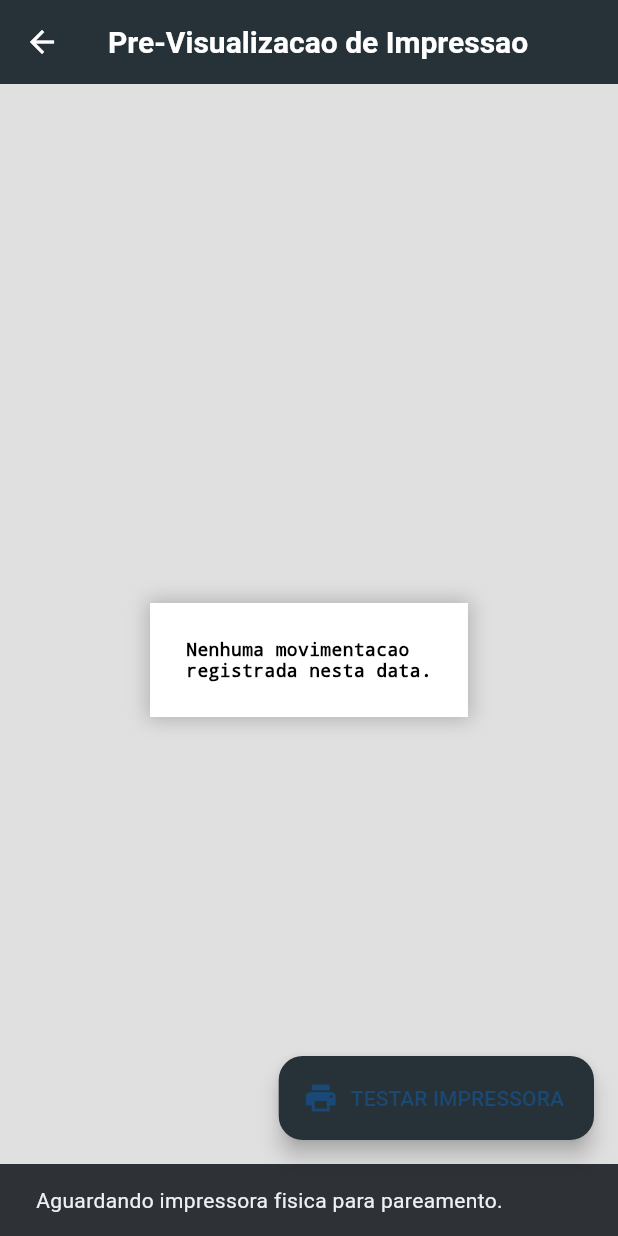
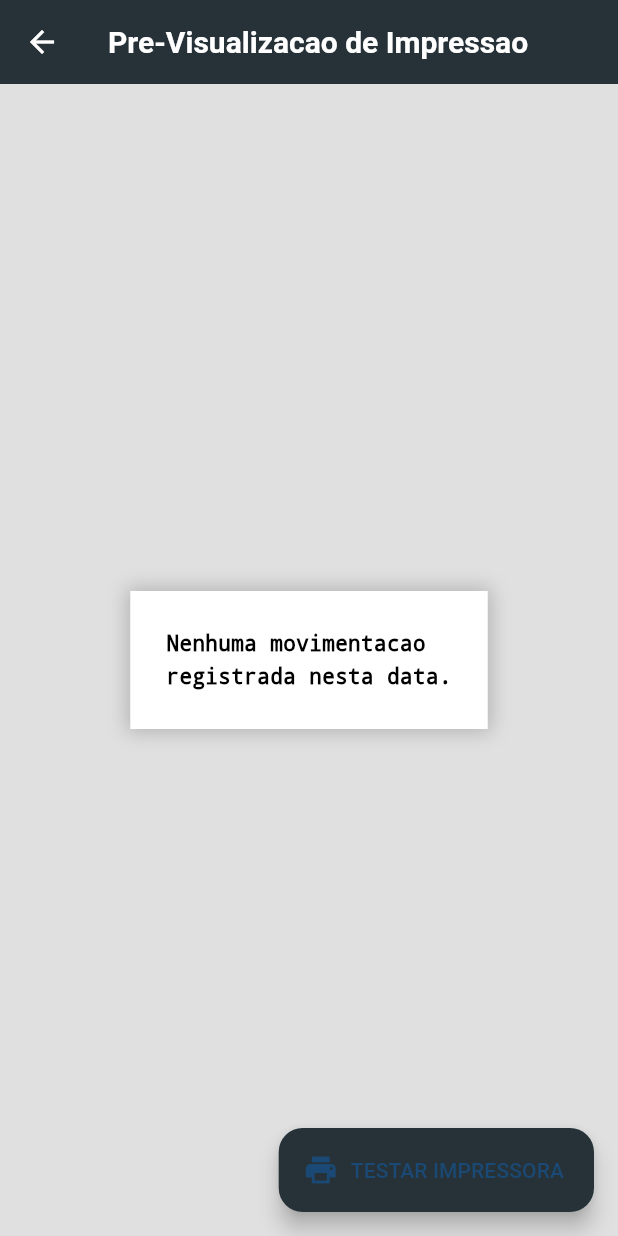
Before and after one commit to YuriMandina/boi_delivery_app, a Flutter app: the RelatorioScreen screen opened directly with empty values, after a tap on "TESTAR IMPRESSORA", on a phone screen of 412 x 824 dp. Run offline on Flutter 3.47's test engine with Material 3 defaults, Android fonts, the phone set to English and light mode, and no system bars; our stand-ins replace sqflite; accounts and stored records are empty.

Commit message:
feat: Melhorar a geração de relatórios com suporte a frações e formatação aprimorada

```diff
--- a/lib/screens/relatorio_screen.dart
+++ b/lib/screens/relatorio_screen.dart
@@ -2,6 +2,7 @@ import 'package:flutter/material.dart';
 import 'package:intl/intl.dart';
 import 'dart:math';
 import '../database/db_helper.dart';
+import '../utils/formatters.dart';
 
 class RelatorioScreen extends StatefulWidget {
   final DateTime dataRelatorio;
@@ -17,22 +18,22 @@ class _RelatorioScreenState extends State<RelatorioScreen> {
   bool isLoading = true;
   String reciboTexto = "";
 
+  // Arquitetura de Layout: 48 Colunas
+  final int _maxColunas = 48;
+
   @override
   void initState() {
     super.initState();
     _gerarRelatorio();
   }
 
-  // --- NOVO: Função que ensina o Dart a ler frações em texto ---
   double _parsePecas(String texto) {
     if (texto.isEmpty) return 0.0;
     texto = texto.toLowerCase().replaceAll(',', '.').trim();
 
-    // 1. Tenta conversão direta primeiro (ex: "2" ou "2.5")
     double? valorDireto = double.tryParse(texto);
     if (valorDireto != null) return valorDireto;
 
-    // 2. Processa frações com "e" (ex: "1 e 1/2")
     if (texto.contains(" e ")) {
       var partes = texto.split(" e ");
       if (partes.length == 2) {
@@ -46,7 +47,6 @@ class _RelatorioScreenState extends State<RelatorioScreen> {
       }
     }
 
-    // 3. Processa frações simples (ex: "1/2")
     if (texto.contains("/")) {
       var fracao = texto.split("/");
       if (fracao.length == 2) {
@@ -59,7 +59,6 @@ class _RelatorioScreenState extends State<RelatorioScreen> {
     return 0.0;
   }
 
-  // Função universal para converter decimais de volta em frações visuais (ex: 0.5 -> 1/2)
   String _formatarFracao(double valor) {
     if (valor == 0) return "";
     int inteiro = valor.truncate();
@@ -109,7 +108,6 @@ class _RelatorioScreenState extends State<RelatorioScreen> {
     Map<String, double> mapPesosReis = {};
     Map<String, double> mapPesosMiudos = {};
 
-    // CORREÇÃO: Transformados em double para não esmagarem as frações (ex: 0.5)
     double totalPecasReisInteiras = 0.0;
     double totalPecasDianteiro = 0.0;
     double totalPecasTraseiroOuSerrote = 0.0;
@@ -119,14 +117,34 @@ class _RelatorioScreenState extends State<RelatorioScreen> {
     double totalGeralKg = 0.0;
 
     StringBuffer sbDetalhado = StringBuffer();
-    String separadorForte = "=" * 40;
-    String separadorFraco = "-" * 40;
+    String sepForte = "=" * _maxColunas;
+    String sepFraco = "-" * _maxColunas;
 
-    // Constrói o Relatório Detalhado (que será anexado no final)
+    // ================= CONSTRUÇÃO DO RELATÓRIO DETALHADO =================
+    bool isPrimeiraNota = true; // Controlador do separador
+
     for (var venda in vendas) {
+      // AQUI: Injeta um separador visual forte antes do próximo cliente (exceto no primeiro)
+      if (!isPrimeiraNota) {
+        sbDetalhado.writeln(sepForte);
+        sbDetalhado.writeln("");
+      }
+      isPrimeiraNota = false;
+
       String nomeCliente = clientesMap[venda['cliente_id']] ?? 'Desconhecido';
+      String numNotaFormatado = venda['numero_nota'].toString().replaceAll(
+        'APP-',
+        '',
+      );
+
       sbDetalhado.writeln("CLIENTE: $nomeCliente");
-      sbDetalhado.writeln("NOTA...: ${venda['numero_nota']}");
+      sbDetalhado.writeln("NOTA...: $numNotaFormatado");
+      sbDetalhado.writeln(sepFraco);
+
+      String headerInfo =
+          "${'QTD(KG)'.padRight(14)}${'PECAS'.padRight(12)}${'V.UN'.padLeft(9)}${'TOTAL'.padLeft(13)}";
+      sbDetalhado.writeln(headerInfo);
+      sbDetalhado.writeln(sepFraco);
 
       final itens = await db.query(
         'venda_itens',
@@ -146,40 +164,34 @@ class _RelatorioScreenState extends State<RelatorioScreen> {
         String nomeLower = nomeProduto.toLowerCase();
 
         double qtdKg = (item['quantidade_kg'] as num).toDouble();
-
-        // NOVO: Lê a string e extrai a fração com o nosso novo Parser
         String pecasStr = (item['quantidade_pecas'] ?? "").toString();
         double pecasDouble = _parsePecas(pecasStr);
 
-        // Variáveis financeiras e de apresentação
         double precoUnit = (item['preco_unitario'] as num).toDouble();
         double subtotal = (item['subtotal'] as num).toDouble();
         String obs = item['observacao']?.toString().trim() ?? "";
         String obsFormatada = obs.isNotEmpty ? " [Lote: $obs]" : "";
 
-        // Aplica a fração nas peças do detalhado e coloca antes do peso
-        String pecasFormatadas = _formatarFracao(pecasDouble);
-        String infoPecas = pecasFormatadas.isNotEmpty
-            ? "($pecasFormatadas PC) "
-            : "";
+        sbDetalhado.writeln("- $nomeProduto$obsFormatada");
 
-        sbDetalhado.writeln("- $nomeProduto$obsFormatada");
-        sbDetalhado.writeln(
-          _formatarLinhaImpressao(
-            "  $infoPecas${qtdKg.toStringAsFixed(2)} KG x R\$${precoUnit.toStringAsFixed(2)}",
-            "R\$ ${subtotal.toStringAsFixed(2)}",
-          ),
-        );
+        String sKg = AppFormatters.peso(qtdKg);
+        String sPc = _formatarFracao(pecasDouble);
+        String sPr = AppFormatters.dinheiro(precoUnit);
+        String sSub = AppFormatters.dinheiro(subtotal);
+
+        String linhaValores =
+            "${sKg.padRight(14)}${sPc.padRight(12)}${sPr.padLeft(9)}${sSub.padLeft(13)}";
+        sbDetalhado.writeln(linhaValores);
+
+        sbDetalhado.writeln("");
 
         totalGeralKg += qtdKg;
-
         if (nomeLower.contains('reis') ||
             nomeLower.contains('rês') ||
             nomeLower.contains('res')) {
           mapPesosReis[nomeProduto] =
               (mapPesosReis[nomeProduto] ?? 0.0) + qtdKg;
-          totalPecasReisInteiras +=
-              pecasDouble; // Agora soma o 0.5 perfeitamente!
+          totalPecasReisInteiras += pecasDouble;
           totalKgCarcacas += qtdKg;
         } else if (nomeLower.contains('dianteiro') ||
             nomeLower.contains('traseiro') ||
@@ -187,7 +199,6 @@ class _RelatorioScreenState extends State<RelatorioScreen> {
           mapPesosReis[nomeProduto] =
               (mapPesosReis[nomeProduto] ?? 0.0) + qtdKg;
           totalKgCarcacas += qtdKg;
-
           if (nomeLower.contains('dianteiro')) {
             totalPecasDianteiro += pecasDouble;
           } else {
@@ -201,17 +212,18 @@ class _RelatorioScreenState extends State<RelatorioScreen> {
       }
 
       double totalDaNota = (venda['valor_total'] as num).toDouble();
-      sbDetalhado.writeln(separadorFraco);
+      sbDetalhado.writeln(sepFraco);
       sbDetalhado.writeln(
-        _formatarLinhaImpressao(
+        _alinharDuas(
           "TOTAL DA NOTA:",
-          "R\$ ${totalDaNota.toStringAsFixed(2)}",
+          "R\$ ${AppFormatters.dinheiro(totalDaNota)}",
+          _maxColunas,
         ),
       );
-      sbDetalhado.writeln(""); // Respiro para o próximo cliente
+      sbDetalhado.writeln("");
     }
 
-    // CORREÇÃO: Variáveis matemáticas que calculam "pares completos" para formar carcaças
+    // Cálculos de Resumo de Peças
     double paresCompletos = min(
       totalPecasDianteiro,
       totalPecasTraseiroOuSerrote,
@@ -227,108 +239,108 @@ class _RelatorioScreenState extends State<RelatorioScreen> {
     StringBuffer sb = StringBuffer();
 
     // ================= RESUMO GERAL DA ROTA =================
-    sb.writeln(separadorForte);
-    sb.writeln("              BOI DELIVERY");
-    sb.writeln("           FECHAMENTO DE ROTA");
-    sb.writeln(separadorForte);
+    sb.writeln(sepForte);
+    sb.writeln(_centralizar("BOI DELIVERY", _maxColunas));
+    sb.writeln(_centralizar("FECHAMENTO DE ROTA", _maxColunas));
+    sb.writeln(sepForte);
     sb.writeln(
-      "DATA: ${DateFormat('dd/MM/yyyy').format(widget.dataRelatorio)}",
+      "DATA...: ${DateFormat('dd/MM/yyyy').format(widget.dataRelatorio)}",
     );
     sb.writeln("EMISSAO: ${DateFormat('HH:mm').format(DateTime.now())}");
-    sb.writeln(separadorFraco);
+    sb.writeln(sepFraco);
     sb.writeln("");
 
     // SECÇÃO 1
     sb.writeln("1. CONVERSAO DE REIS (CASSE)");
-    sb.writeln(separadorFraco);
+    sb.writeln(sepFraco);
     if (totalReisFinal > 0) {
       sb.writeln(
-        _formatarLinhaImpressao("TOTAL VENDIDO:", "$textoReisFracao REIS"),
+        _alinharDuas("TOTAL VENDIDO:", "$textoReisFracao REIS", _maxColunas),
       );
     } else {
-      sb.writeln(_formatarLinhaImpressao("TOTAL VENDIDO:", "NENHUMA RES"));
+      sb.writeln(_alinharDuas("TOTAL VENDIDO:", "NENHUMA RES", _maxColunas));
     }
 
     if (sobrasDianteiro > 0 || sobrasTraseiro > 0) {
       sb.writeln("");
       sb.writeln("SOBRAS (PECAS SEM PAR):");
-      if (sobrasDianteiro > 0) {
+      if (sobrasDianteiro > 0)
         sb.writeln("- ${_formatarFracao(sobrasDianteiro)} DIANTEIRO(S)");
-      }
-      if (sobrasTraseiro > 0) {
+      if (sobrasTraseiro > 0)
         sb.writeln(
           "- ${_formatarFracao(sobrasTraseiro)} TRASEIRO(S)/SERROTE(S)",
         );
     }
-    }
-    sb.writeln(separadorFraco);
+    sb.writeln(sepFraco);
     sb.writeln("");
 
     // SECÇÃO 2
     sb.writeln("2. RESUMO DE KG: CARCACAS BOVINAS");
-    sb.writeln(separadorFraco);
+    sb.writeln(sepFraco);
     if (mapPesosReis.isEmpty) {
       sb.writeln("Nenhuma carcaca movimentada.");
     } else {
       mapPesosReis.forEach((nome, kg) {
         sb.writeln(
-          _formatarLinhaImpressao(nome, "${kg.toStringAsFixed(2)} KG"),
+          _alinharDuas(nome, "${AppFormatters.peso(kg)} KG", _maxColunas),
         );
       });
-      sb.writeln(separadorFraco);
+      sb.writeln(sepFraco);
       sb.writeln(
-        _formatarLinhaImpressao(
+        _alinharDuas(
           "SUBTOTAL CARCACAS:",
-          "${totalKgCarcacas.toStringAsFixed(2)} KG",
+          "${AppFormatters.peso(totalKgCarcacas)} KG",
+          _maxColunas,
         ),
       );
     }
-    sb.writeln(separadorFraco);
+    sb.writeln(sepFraco);
     sb.writeln("");
 
     // SECÇÃO 3
     sb.writeln("3. RESUMO DE KG: CORTES AVULSOS / MIUDOS");
-    sb.writeln(separadorFraco);
+    sb.writeln(sepFraco);
     if (mapPesosMiudos.isEmpty) {
       sb.writeln("Nenhum corte avulso movimentado.");
     } else {
       mapPesosMiudos.forEach((nome, kg) {
         sb.writeln(
-          _formatarLinhaImpressao(nome, "${kg.toStringAsFixed(2)} KG"),
+          _alinharDuas(nome, "${AppFormatters.peso(kg)} KG", _maxColunas),
         );
       });
-      sb.writeln(separadorFraco);
+      sb.writeln(sepFraco);
       sb.writeln(
-        _formatarLinhaImpressao(
+        _alinharDuas(
           "SUBTOTAL MIUDOS:",
-          "${totalKgMiudos.toStringAsFixed(2)} KG",
+          "${AppFormatters.peso(totalKgMiudos)} KG",
+          _maxColunas,
         ),
       );
     }
 
     // FECHAMENTO DO RESUMO (Total Geral)
-    sb.writeln(separadorForte);
-    sb.writeln("TOTAL GERAL DE PESO:");
+    sb.writeln(sepForte);
     sb.writeln(
-      "                            ${totalGeralKg.toStringAsFixed(2)} KG",
+      _alinharDuas(
+        "TOTAL GERAL DE PESO:",
+        "${AppFormatters.peso(totalGeralKg)} KG",
+        _maxColunas,
+      ),
     );
-    sb.writeln(separadorForte);
-    sb.writeln("");
-    sb.writeln("");
+    sb.writeln(sepForte);
+    sb.writeln("\n\n");
 
-    // ================= RELATÓRIO DETALHADO =================
-    sb.writeln(separadorForte);
-    sb.writeln("       RELATORIO DETALHADO POR CLIENTE");
-    sb.writeln(separadorForte);
+    // ================= ANEXANDO RELATÓRIO DETALHADO =================
+    sb.writeln(sepForte);
+    sb.writeln(_centralizar("RELATORIO DETALHADO POR CLIENTE", _maxColunas));
+    sb.writeln(sepForte);
     sb.writeln("");
 
     sb.write(sbDetalhado.toString());
 
-    sb.writeln(separadorForte);
-    sb.writeln("");
-    sb.writeln("");
-    sb.writeln("    ________________________________");
-    sb.writeln("                ASSINATURA");
+    sb.writeln(sepForte);
+    sb.writeln("\n\n${_centralizar("-" * 35, _maxColunas)}");
+    sb.writeln(_centralizar("ASSINATURA", _maxColunas));
     sb.writeln("");
 
     setState(() {
@@ -337,19 +349,16 @@ class _RelatorioScreenState extends State<RelatorioScreen> {
     });
   }
 
-  String _formatarLinhaImpressao(
-    String item,
-    String valor, {
-    int tamanhoMax = 40,
-  }) {
-    String itemName = item.length > (tamanhoMax - valor.length - 1)
-        ? item.substring(0, (tamanhoMax - valor.length - 1))
-        : item;
+  String _alinharDuas(String esquerda, String direita, int max) {
+    int espacos = max - esquerda.length - direita.length;
+    if (espacos < 1) espacos = 1;
+    return "$esquerda${" " * espacos}$direita";
+  }
 
-    int espacos = tamanhoMax - itemName.length - valor.length;
-    if (espacos < 1) espacos = 1;
-
-    return "$itemName${" " * espacos}$valor";
+  String _centralizar(String texto, int max) {
+    if (texto.length >= max) return texto;
+    int padding = (max - texto.length) ~/ 2;
+    return "${" " * padding}$texto";
   }
 
   @override
@@ -370,7 +379,7 @@ class _RelatorioScreenState extends State<RelatorioScreen> {
                   horizontal: 16,
                 ),
                 child: Container(
-                  constraints: const BoxConstraints(maxWidth: 400),
+                  constraints: const BoxConstraints(maxWidth: 450),
                   padding: const EdgeInsets.all(24),
                   decoration: BoxDecoration(
                     color: Colors.white,
@@ -382,27 +391,25 @@ class _RelatorioScreenState extends State<RelatorioScreen> {
                       ),
                     ],
                   ),
+                  child: FittedBox(
+                    fit: BoxFit.scaleDown,
+                    alignment: Alignment.center,
                     child: Text(
                       reciboTexto,
                       style: const TextStyle(
                         fontFamily: 'Courier',
-                      fontSize: 12,
+                        fontSize: 14,
                         fontWeight: FontWeight.bold,
                         color: Colors.black,
-                      height: 1.2,
+                        height: 1.6,
+                      ),
                     ),
                   ),
                 ),
               ),
             ),
       floatingActionButton: FloatingActionButton.extended(
-        onPressed: () {
-          ScaffoldMessenger.of(context).showSnackBar(
-            const SnackBar(
-              content: Text("Aguardando impressora fisica para pareamento."),
-            ),
-          );
-        },
+        onPressed: () {},
         icon: const Icon(Icons.print),
         label: const Text("TESTAR IMPRESSORA"),
         backgroundColor: Colors.blueGrey[900],
```
Lines whose indentation alone changed are shown as unchanged.
